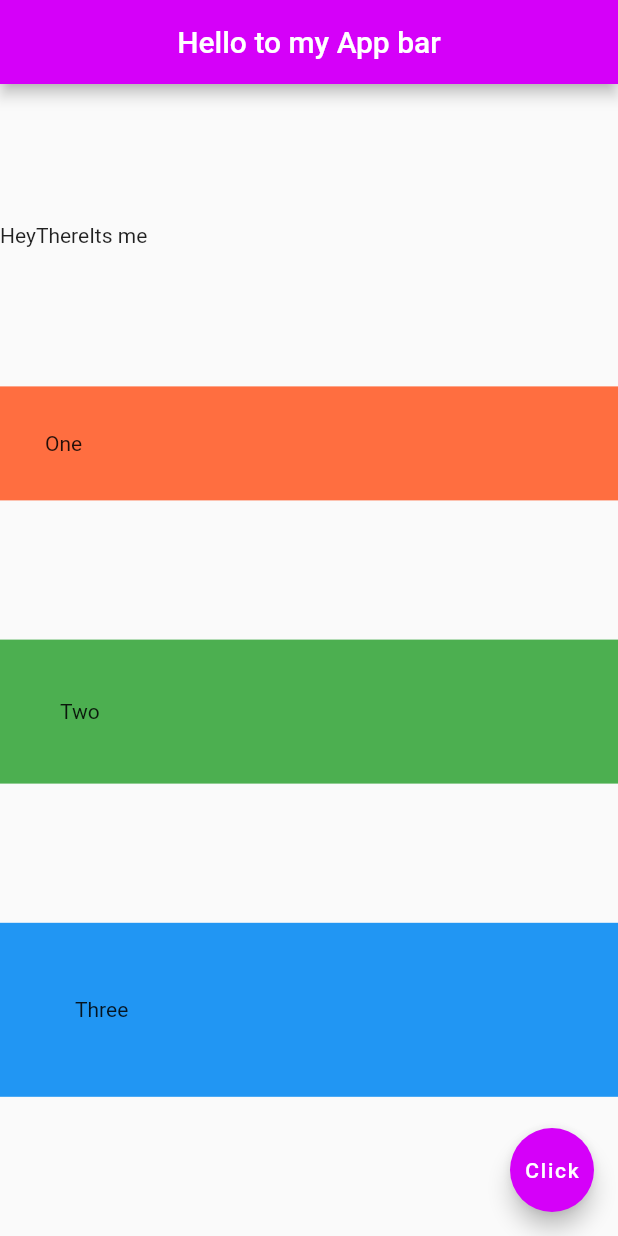
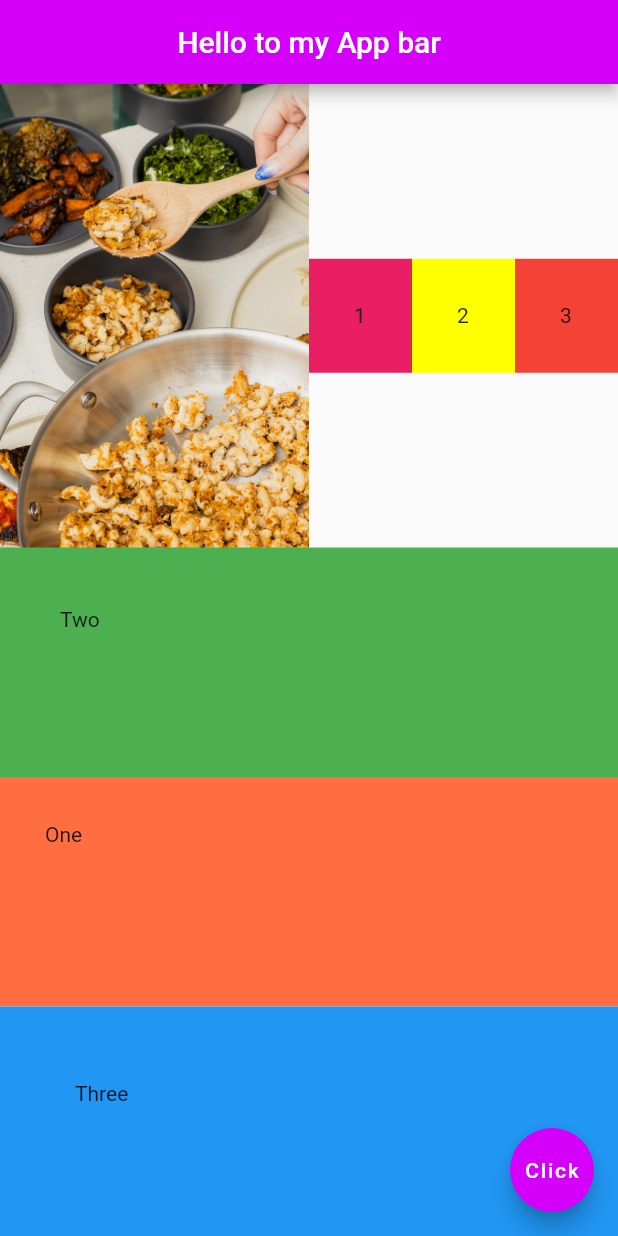
Before and after one commit to jkinathan/FlatNinja, a Flutter app: the screen it shows after launch, on a phone screen of 412 x 824 dp. Run offline on Flutter 3.47's test engine with Material 2 defaults, Android fonts, the phone set to English and light mode, and no system bars.

Commit message:
expanded widget

```diff
--- a/lib/main.dart
+++ b/lib/main.dart
@@ -24,25 +24,53 @@ class Home extends StatelessWidget {
             children: [
               Row(
                 children: [
-                  Text('Hey'),
-                  Text('There'),
-                  Text('Its me'),
+                  Expanded(child: Image.asset('assets/foodie.jpg'),flex: 3,),
+                  Expanded(
+                    flex: 1,
+                    child: Container(
+                      color: Colors.pink,
+                      padding: EdgeInsets.all(30.0),
+                      child: Text('1'),
+                    ),
+                  ),
+                  Expanded(
+                    flex: 1,
+                    child: Container(
+                      color: Colors.yellowAccent,
+                      padding: EdgeInsets.all(30.0),
+                      child: Text('2'),
+                    ),
+                  ),
+                  Expanded(
+                    flex: 1,
+                    child: Container(
+                      color: Colors.red,
+                      padding: EdgeInsets.all(30.0),
+                      child: Text('3'),
+                    ),
+                  ),
                 ],
               ),
-              Container(
+              Expanded(
+                child: Container(
+                  color: Colors.green,
+                  padding: EdgeInsets.all(40.0),
+                  child: Text('Two'),
+                ),
+              ),
+              Expanded(
+                child: Container(
                   color: Colors.deepOrangeAccent,
                   padding: EdgeInsets.all(30.0),
                   child: Text('One'),
                 ),
-              Container(
-                color: Colors.green,
-                padding: EdgeInsets.all(40.0),
-                child: Text('Two'),
               ),
-              Container(
+              Expanded(
+                child: Container(
                   color: Colors.blue,
                   padding: EdgeInsets.all(50.0),
                   child: Text('Three'),
+                ),
               ),
             ],
           ),
```
Lines whose indentation alone changed are shown as unchanged.
